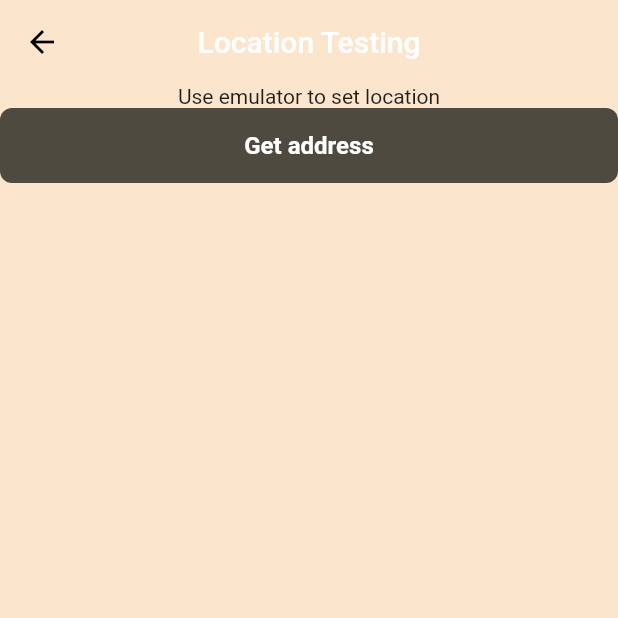
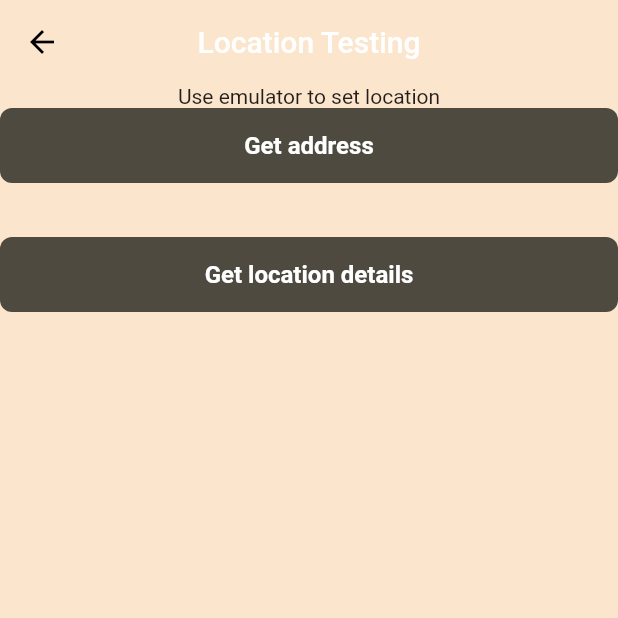
Before and after one commit to yunpeng1234/orbital_app, a Flutter app: the LocationTesting screen opened directly, on a phone screen of 412 x 824 dp, the top half of it. Run offline on Flutter 3.47's test engine with Material 2 defaults, Android fonts, the phone set to English and light mode, and no system bars; our stand-ins replace cloud_firestore, firebase_auth, firebase_core, flutter_dotenv, flutter_spinkit, geocoding and 4 more; missing offline and left inert: geocoder, google_place, places_service; accounts and stored records are empty; network calls fail.

Commit message:
places api integration

```diff
--- a/lib/main.dart
+++ b/lib/main.dart
@@ -2,6 +2,7 @@ import 'package:flutter/material.dart';
 import 'package:orbital_app/models/user.dart';
 import 'package:firebase_core/firebase_core.dart';
 import 'package:orbital_app/services/auth_service.dart';
+import 'package:orbital_app/services/google_places_service.dart';
 import 'package:orbital_app/services/service_locator.dart';
 import 'package:orbital_app/shared/constants.dart';
 import 'package:provider/provider.dart';
@@ -14,6 +15,7 @@ Future main() async{
   WidgetsFlutterBinding.ensureInitialized();
   await Firebase.initializeApp();
   setupServiceLocator();
+  // serviceLocator<GooglePlacesService>().init();
   runApp(MyApp());
 }
 
--- a/lib/models/location.dart
+++ b/lib/models/dummy_location.dart
@@ -1,13 +1,13 @@
 // The fields correspond to the dummy data for now, at https://jsonplaceholder.typicode.com/photos
 
-class Location {
+class DummyLocation {
   int albumId;
   int id;
   String title;
   String url;
   String thumnailUrl;
 
-  Location({
+  DummyLocation({
     this.albumId,
     this.id,
     this.title,
@@ -15,7 +15,7 @@ class Location {
     this.thumnailUrl,
   });
 
-  Location.fromJson(Map<String, dynamic> json) {
+  DummyLocation.fromJson(Map<String, dynamic> json) {
     albumId = json['albumId'];
     id = json['id'];
     title = json['title'];
--- /dev/null
+++ b/lib/models/my_location.dart
@@ -0,0 +1,29 @@
+class MyLocation {
+  String placeId;
+  double lat;
+  double long;
+  String name;
+  String address;
+  String photoUrl;
+
+  MyLocation({
+    this.placeId,
+    this.lat,
+    this.long,
+    this.name,
+    this.address,
+    this.photoUrl,
+  });
+
+  // MyLocation.fromJson(Map<String, dynamic> json) {
+  //   placeId = json['id'];
+  //   lat = json['lat'];
+  //   long = json['long'];
+  //   placeName = json['placeName'];
+  // }
+
+  @override
+  String toString() {
+    return "$placeId, $lat, $long, $name, $address, $photoUrl";
+  }
+}
--- a/lib/screens/home/home_view.dart
+++ b/lib/screens/home/home_view.dart
@@ -68,7 +68,7 @@ class HomeView extends StatelessWidget {
                         height: 200,
                         child: ListView(
                           scrollDirection: Axis.horizontal,
-                          children: model.locations
+                          children: model.dummyLocations
                             .map((location) => HomeScreenCard(
                               location: location,
                               onCardTapped: () => model.navigate('location', arguments: location)))
@@ -103,7 +103,7 @@ class HomeView extends StatelessWidget {
                         height: 200,
                         child: ListView(
                           scrollDirection: Axis.horizontal,
-                          children : model.locations
+                          children : model.dummyLocations
                               .map((location) => HomeScreenCard(
                                 location: location,
                                 onCardTapped: () => model.navigate('order')))
--- a/lib/screens/location_testing.dart
+++ b/lib/screens/location_testing.dart
@@ -1,4 +1,5 @@
 import 'package:flutter/material.dart';
+import 'package:orbital_app/services/google_places_service.dart';
 import 'package:orbital_app/services/service_locator.dart';
 import 'package:orbital_app/services/geolocation_service.dart';
 import 'package:orbital_app/shared/constants.dart';
@@ -12,6 +13,7 @@ class LocationTesting extends StatefulWidget {
 
 class _LocationTestingState extends State<LocationTesting> {
   final _geolocator = serviceLocator<GeolocationService>();
+  final _service = serviceLocator<GooglePlacesService>();
   String address;
 
   @override
@@ -53,6 +55,30 @@ class _LocationTestingState extends State<LocationTesting> {
             ),
             verticalSpaceRegular,
             if (address != null) Text(address),
+            verticalSpaceRegular,
+            GestureDetector(
+              onTap: () async {
+                var position = await _geolocator.currentPosition();
+                var temp = await _service.getNearbyLocations(position.latitude, position.longitude);
+              },
+              child: Container(
+                width: double.infinity,
+                height: 50,
+                alignment: Alignment.center,
+                decoration: BoxDecoration(
+                  color: greyButtonColor,
+                  borderRadius: BorderRadius.circular(8),
+                ),
+                child:  Text(
+                  'Get location details',
+                  style: TextStyle(
+                    color: Colors.white,
+                    fontWeight: FontWeight.bold,
+                    fontSize: 16,
+                  ),
+                ),
+              ),
+            ),
           ],
         )
     );
--- a/lib/screens/submit_order_flow/input_order_view.dart
+++ b/lib/screens/submit_order_flow/input_order_view.dart
@@ -2,10 +2,10 @@ import 'package:flutter/material.dart';
 import 'package:orbital_app/screens/base_view.dart';
 import 'package:orbital_app/shared/constants.dart';
 import 'package:orbital_app/view_models/submit_order_flow/input_order_view_model.dart';
-import 'package:orbital_app/models/location.dart';
+import 'package:orbital_app/models/dummy_location.dart';
 
 class InputOrderView extends StatelessWidget {
-  final Location location;
+  final DummyLocation location;
   final _formKey = GlobalKey<FormState>();
 
   InputOrderView({
--- a/lib/screens/submit_order_flow/location_view.dart
+++ b/lib/screens/submit_order_flow/location_view.dart
@@ -1,11 +1,14 @@
 import 'package:flutter/material.dart';
 import 'package:orbital_app/screens/base_view.dart';
+import 'package:orbital_app/services/service_locator.dart';
 import 'package:orbital_app/shared/constants.dart';
 import 'package:orbital_app/view_models/submit_order_flow/location_view_model.dart';
-import 'package:orbital_app/models/location.dart';
+import 'package:orbital_app/models/my_location.dart';
+import 'package:orbital_app/models/dummy_location.dart';
+import 'package:orbital_app/services/google_places_service.dart';
 
 class LocationView extends StatelessWidget {
-  final Location location;
+  final DummyLocation location;
 
   const LocationView({
     Key key,
--- a/lib/services/dummy_database.dart
+++ b/lib/services/dummy_database.dart
@@ -1,6 +1,6 @@
 import 'package:http/http.dart';
 import 'dart:async';
-import 'package:orbital_app/models/location.dart';
+import 'package:orbital_app/models/dummy_location.dart';
 import 'dart:convert';
 import 'dart:math';
 
@@ -9,7 +9,7 @@ class DummyDatabase {
   var client = new Client();
 
   Future<List<dynamic>> getSomeLocations() async {
-    var locations = <Location>[];
+    var locations = <DummyLocation>[];
 
     // Get locations
     var response = await client.get(Uri.parse('$endpoint/photos'));
@@ -19,7 +19,7 @@ class DummyDatabase {
 
     // Loop and convert each item to a Comment
     for (var comment in parsed) {
-      locations.add(Location.fromJson(comment));
+      locations.add(DummyLocation.fromJson(comment));
     }
 
     var rng = new Random();
--- a/lib/services/geolocation_service.dart
+++ b/lib/services/geolocation_service.dart
@@ -1,21 +1,22 @@
 import 'package:geolocator/geolocator.dart';
 import 'package:geocoding/geocoding.dart'; //Geocoding package is iffy, gonna try google geocoding now
 import 'package:geocoder/geocoder.dart';
+import 'google_places_service.dart';
 import 'package:flutter_dotenv/flutter_dotenv.dart';
 import 'package:http/http.dart' as http;
 
 
 class GeolocationService {
-  String endpoint = 'https://maps.googleapis.com/maps/api/geocode/json?latlng=';
-  String apiKey = dotenv.env['PLACES_KEY'];
+  final String endpoint = 'https://maps.googleapis.com/maps/api/geocode/json?latlng=';
+  final String apiKey = dotenv.env['PLACES_KEY'];
 
-  Future _currentPosition() async {
+  Future currentPosition() async {
     Position position = await Geolocator.getCurrentPosition();
     return position;
   }
 
   Future getAddress() async {
-    Position position = await _currentPosition();
+    Position position = await currentPosition();
 
     // Uncomment to submit request to google directly
 
--- /dev/null
+++ b/lib/services/google_places_service.dart
@@ -0,0 +1,47 @@
+import 'package:places_service/places_service.dart';
+import 'package:google_place/google_place.dart';
+import 'package:geolocator/geolocator.dart';
+import 'package:flutter_dotenv/flutter_dotenv.dart';
+import 'package:orbital_app/services/geolocation_service.dart';
+import 'package:orbital_app/services/service_locator.dart';
+import 'package:orbital_app/models/my_location.dart';
+
+class GooglePlacesService {
+  // final PlacesService _service = PlacesService();
+  final GooglePlace _service = GooglePlace(dotenv.env['PLACES_KEY']);
+  final String photoEndpoint = 'https://maps.googleapis.com/maps/api/place/photo?';
+
+  // void init() {
+  //   _service.initialize(apiKey: dotenv.env['PLACES_KEY']);
+  // }
+
+  Future getNearbyLocations(double lat, double long) async {
+    List results = (await _service.search.getNearBySearch(Location(lat: lat, lng: long), 1000, type: 'restaurant')).results;
+    List<MyLocation> locations = await Future.wait(results.map((result) async {
+      String placeId = result.placeId;
+      var details = (await _service.details.get(placeId, fields: "formatted_address")).result;
+      String address = details.formattedAddress;
+      var reference = result.photos;
+      if (reference == null) {
+        reference ='';
+      } else {
+        reference = result.photos.first.photoReference;
+      }
+      MyLocation loc = MyLocation(
+        placeId: result.placeId,
+        lat: result.geometry.location.lat,
+        long: result.geometry.location.lng,
+        name: result.name,
+        address: address,
+        photoUrl: photoEndpoint + reference,
+      );
+      print(loc);
+      return loc;
+    }).toList());
+    return locations;
+  }
+
+  // Future getDetails(String placeId) async {
+  //   return _service.getPlaceDetails(placeId);
+  // }
+}
--- a/lib/services/service_locator.dart
+++ b/lib/services/service_locator.dart
@@ -13,6 +13,7 @@ import 'dummy_database.dart';
 import 'geolocation_service.dart';
 import 'database.dart';
 import 'auth_service.dart';
+import 'google_places_service.dart';
 
 GetIt serviceLocator = GetIt.instance;
 
@@ -29,5 +30,6 @@ void setupServiceLocator() {
   serviceLocator.registerLazySingleton(() => AuthService());
   serviceLocator.registerLazySingleton(() => GeolocationService());
   serviceLocator.registerLazySingleton(() => DatabaseService.init());
+  serviceLocator.registerLazySingleton(() => GooglePlacesService());
   serviceLocator.registerLazySingleton(() => DummyDatabase());
 }
--- a/lib/shared/widgets/home_screen_card.dart
+++ b/lib/shared/widgets/home_screen_card.dart
@@ -1,9 +1,9 @@
 import 'package:flutter/material.dart';
 import 'package:orbital_app/shared/constants.dart';
-import 'package:orbital_app/models/location.dart';
+import 'package:orbital_app/models/dummy_location.dart';
 
 class HomeScreenCard extends StatelessWidget {
-  final Location location;
+  final DummyLocation location;
   final Function onCardTapped;
 
   const HomeScreenCard({
--- a/lib/view_models/submit_order_flow/location_view_model.dart
+++ b/lib/view_models/submit_order_flow/location_view_model.dart
@@ -1,12 +1,17 @@
 import '../base_view_model.dart';
 import 'package:flutter/material.dart';
-import 'package:orbital_app/models/location.dart';
+import 'package:orbital_app/models/dummy_location.dart';
+import 'package:orbital_app/models/my_location.dart';
 
 class LocationViewModel extends BaseViewModel {
   final TextEditingController orderController = new TextEditingController();
   final TextEditingController notesController = new TextEditingController();
 
-  Future navigateToInputOrder(Location location) async {
+  Future navigateToInputOrderDummy(DummyLocation location) async {
+    await navState.pushNamed('inputOrder', arguments: location);
+  }
+
+  Future navigateToInputOrder(DummyLocation location) async {
     await navState.pushNamed('inputOrder', arguments: location);
   }
 
--- a/pubspec.yaml
+++ b/pubspec.yaml
@@ -34,7 +34,6 @@ dependencies:
   provider: ^5.0.0
   flutter_spinkit: ^5.0.0
   geolocator: ^7.0.3
-  places_service: ^0.1.0
   google_sign_in: ^5.0.4
   get_it: ^7.1.3
   material_floating_search_bar: ^0.3.4
@@ -42,6 +41,8 @@ dependencies:
   geocoding: ^2.0.0
   flutter_dotenv: ^5.0.0
   geocoder: ^0.2.1
+  places_service: ^0.1.0+2
+  google_place: ^0.4.0
 
 
 dev_dependencies:
```
Also changed, not shown: lib/routes/route_generator.dart (+4 -3 lines), lib/view_models/home/home_view_model.dart (+9 -3 lines), pubspec.lock.
